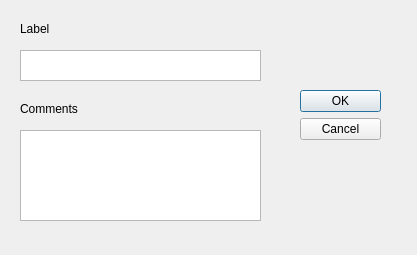
Before: the Qt Designer form solution_notes.ui in mauroalberti/qgSurf, drawn with Qt 5.
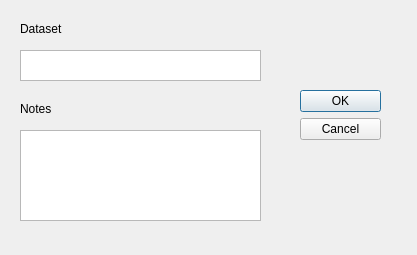
After: the same form once the commit is applied. Icons and pictures are not drawn.

Patch:
```diff
--- a/solution_notes.ui
+++ b/solution_notes.ui
@@ -43,7 +43,7 @@
     </rect>
    </property>
    <property name="text">
-    <string>Comments</string>
+    <string>Notes</string>
    </property>
   </widget>
   <widget class="QPlainTextEdit" name="comments">
@@ -82,7 +82,7 @@
     </rect>
    </property>
    <property name="text">
-    <string>Label</string>
+    <string>Dataset</string>
    </property>
   </widget>
  </widget>
```
